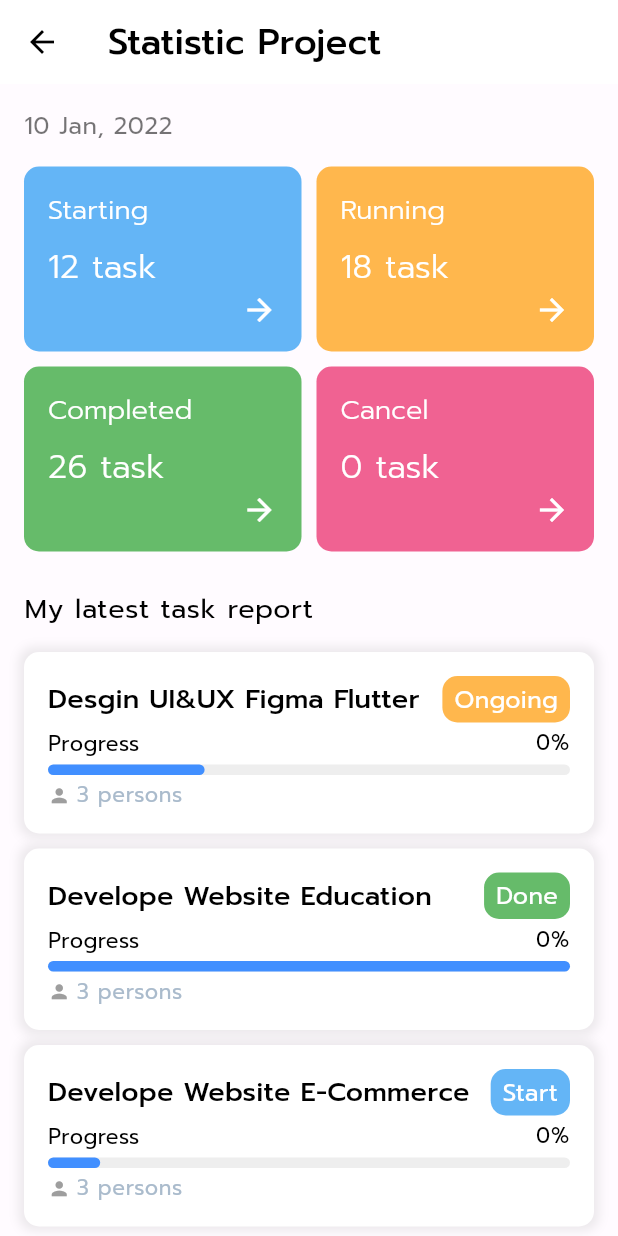
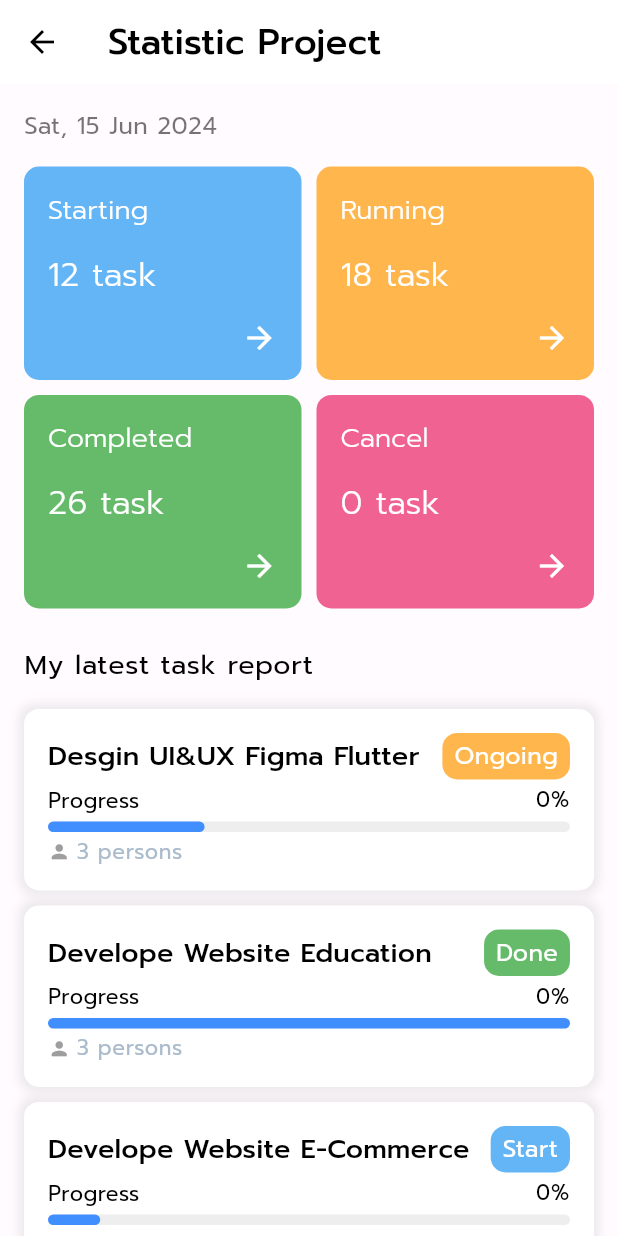
Before and after one commit to phamnhantucode/task_management, a Flutter app: the StatisticProject screen opened directly, on a phone screen of 412 x 824 dp. Run offline on Flutter 3.47's test engine with Material 3 defaults, Android fonts, the phone set to English and light mode, and no system bars; our stand-ins replace another_flushbar, badges, bloc, cached_network_image, calendar_date_picker2, carousel_slider and 29 more; missing offline and left inert: app_settings, avatar_stack, flutter_firebase_chat_core, mobile_scanner, omni_datetime_picker, qr_scanner_overlay and 1 more; accounts and stored records are empty; generated files the repository leaves out were written again.

Commit message:
chore: fix bug change color

```diff
--- a/lib/blocs/authentication/authentication_cubit.dart
+++ b/lib/blocs/authentication/authentication_cubit.dart
@@ -10,7 +10,7 @@ import '../../domain/exception/auth_exception.dart';
 part 'authentication_cubit.freezed.dart';
 part 'authentication_cubit.g.dart';
 
-final class AuthenticationCubit extends HydratedCubit<AuthenticationState> {
+class AuthenticationCubit extends HydratedCubit<AuthenticationState> {
   AuthenticationCubit(this._authRepository)
       : super(const AuthenticationState(isAuthenticated: false));
 
--- a/lib/common/assets/app_assets.dart
+++ b/lib/common/assets/app_assets.dart
@@ -19,6 +19,7 @@ abstract class AppAssets {
   static const iconQr = '$iconAsset/ic_qr.svg';
   static const iconMembers = '$iconAsset/ic_members.svg';
   static const iconNotifications = '$iconAsset/ic_notifications.svg';
+  static const iconNotificationsOff = '$iconAsset/ic_notifications_off.svg';
   static const iconNote = '$iconAsset/ic_note.svg';
   static const iconDelete = '$iconAsset/ic_delete.svg';
   static const iconDisable = '$iconAsset/ic_disable.svg';
--- a/lib/screens/component/task_container.dart
+++ b/lib/screens/component/task_container.dart
@@ -1,9 +1,11 @@
+import 'package:another_flushbar/flushbar.dart';
 import 'package:avatar_stack/avatar_stack.dart';
 import 'package:avatar_stack/positions.dart';
 import 'package:cached_network_image/cached_network_image.dart';
 import 'package:flutter/material.dart';
 import 'package:flutter/services.dart';
 import 'package:flutter_bloc/flutter_bloc.dart';
+import 'package:go_router/go_router.dart';
 import 'package:modal_bottom_sheet/modal_bottom_sheet.dart';
 import 'package:room_master_app/blocs/authentication/authentication_cubit.dart';
 import 'package:room_master_app/common/extensions/context.dart';
--- a/lib/screens/component/task_info_card.dart
+++ b/lib/screens/component/task_info_card.dart
@@ -1,14 +1,21 @@
 import 'package:flutter/material.dart';
 import 'package:room_master_app/common/extensions/context.dart';
+
 class TaskCardInfo extends StatelessWidget {
   final String title;
   final int count;
   final Color color;
-   const TaskCardInfo({super.key, required this.title, required this.count, required this.color});
+
+  const TaskCardInfo(
+      {super.key,
+      required this.title,
+      required this.count,
+      required this.color});
 
   @override
   Widget build(BuildContext context) {
     return Container(
+      height: 40,
       decoration: BoxDecoration(
         color: color,
         borderRadius: BorderRadius.circular(10),
@@ -16,20 +23,26 @@ class TaskCardInfo extends StatelessWidget {
       padding: const EdgeInsets.all(16),
       child: Column(
         crossAxisAlignment: CrossAxisAlignment.start,
+        mainAxisAlignment: MainAxisAlignment.spaceBetween,
         children: [
           Text(
             '$title',
-            style: context.textTheme.titleSmall?.copyWith(fontWeight: FontWeight.w300 ,color: context.appColors.textWhite),
+            style: context.textTheme.titleSmall?.copyWith(
+                fontWeight: FontWeight.w300,
+                color: context.appColors.textWhite),
           ),
-          const Spacer(),
           Text(
             '$count task',
-            style: context.textTheme.titleMedium?.copyWith(fontWeight: FontWeight.w300,color: context.appColors.textWhite),
+            style: context.textTheme.titleMedium?.copyWith(
+                fontWeight: FontWeight.w300,
+                color: context.appColors.textWhite),
           ),
-          const Align(
-            alignment: Alignment.bottomRight,
-            child: Icon(Icons.arrow_forward, color: Colors.white),
-          ),
+          Row(
+            mainAxisAlignment: MainAxisAlignment.end,
+            children: [
+              Icon(Icons.arrow_forward, color: Colors.white),
+            ],
+          )
         ],
       ),
     );
--- a/lib/screens/component/task_least.dart
+++ b/lib/screens/component/task_least.dart
@@ -32,8 +32,8 @@ class TaskLeast extends StatelessWidget {
           children: [
             Row(
               children: [
-                Text(title, style: context.textTheme.titleSmall),
-                const Spacer(),
+                Expanded(child: Text(title, style: context.textTheme.titleSmall, overflow: TextOverflow.ellipsis, maxLines: 1)),
+                const SizedBox(width: 8),
                 Container(
                   padding: const EdgeInsets.symmetric(horizontal: 8, vertical: 4),
                   decoration: BoxDecoration(
--- a/lib/screens/new_task/bloc/new_task_cubit.dart
+++ b/lib/screens/new_task/bloc/new_task_cubit.dart
@@ -79,8 +79,8 @@ class NewTaskCubit extends Cubit<NewTaskState> {
 
   void init({required bool isEdit, Task? task}) {
     _isEdit = isEdit;
-    _taskEdit = task!;
     if (isEdit) {
+      _taskEdit = task!;
       emit(state.copyWith(
         name: task.name,
         description: task.description,
--- a/lib/screens/project_detail/project_detail_state.dart
+++ b/lib/screens/project_detail/project_detail_state.dart
@@ -14,5 +14,6 @@ class ProjectDetailState with _$ProjectDetailState {
     @Default('') String projectDescription,
     DateTime? startDate,
     DateTime? endDate,
+    @Default(false) bool projectNotification,
 }) = _ProjectDetailState;
 }
--- a/lib/screens/statistic/statistic_project_screen.dart
+++ b/lib/screens/statistic/statistic_project_screen.dart
@@ -1,5 +1,7 @@
 import 'package:flutter/material.dart';
 import 'package:room_master_app/common/extensions/context.dart';
+import 'package:room_master_app/common/extensions/date_time.dart';
+import 'package:room_master_app/common/utils/utils.dart';
 import 'package:room_master_app/screens/component/task_info_card.dart';
 
 import '../component/task_least.dart';
@@ -30,15 +32,16 @@ class _StatisticProjectState extends State<StatisticProject> {
               crossAxisAlignment: CrossAxisAlignment.start,
               children: [
                 Text(
-                  '10 Jan, 2022',
+                  // '10 Jan, 2022',
+                  getCurrentTimestamp.dateWeeksMonthYearFormat,
                   style: context.textTheme.bodyMedium?.copyWith(color: context.appColors.bgGray),
                 ),
                 const SizedBox(height: 16),
                 GridView.count(
                   shrinkWrap: true,
                   crossAxisCount: 2,
-                  childAspectRatio: 3 / 2,
                   mainAxisSpacing: 10,
+                  childAspectRatio: 1.3,
                   crossAxisSpacing: 10,
                   children: [
                     TaskCardInfo(title: 'Starting', count: 12, color:Colors.blue.shade300),
--- a/pubspec.yaml
+++ b/pubspec.yaml
@@ -37,7 +37,7 @@ dependencies:
       url: https://github.com/phamnhantucode/time_picker_spinner_pop_up.git
 
   # region Packages
-  intl: ^0.18.1
+  intl: 0.19.0
   flutter_bloc: ^8.1.3
   hydrated_bloc: ^9.1.3
   path_provider: ^2.0.12
@@ -76,7 +76,7 @@ dependencies:
   cloud_firestore: ^4.14.0
   firebase_core: ^2.24.2
   calendar_date_picker2: ^0.5.5
-  easy_date_timeline: 1.0.3
+  easy_date_timeline: ^1.1.3
   avatar_stack: ^1.2.0
   formz: ^0.7.0
   flutter_svg: ^2.0.10+1
@@ -106,6 +106,8 @@ dependencies:
   popover: ^0.3.0+1
   modal_bottom_sheet: ^3.0.0
   dropdown_button2: ^2.3.9
+  mockito: ^5.4.4
+  bloc_test: ^9.1.7
 
 dev_dependencies:
   flutter_test:
```
Also changed, not shown: lib/domain/repositories/project/project_repository.dart (+11 -5 lines), lib/screens/component/flushbar/flushbar_alert.dart (+9 -0 lines), lib/screens/project_detail/project_detail_cubit.dart (+6 -3 lines), lib/screens/project_detail/project_menu_action_page.dart (+7 -2 lines), assets/icons/ic_notifications_off.svg (added), 1 other file.
